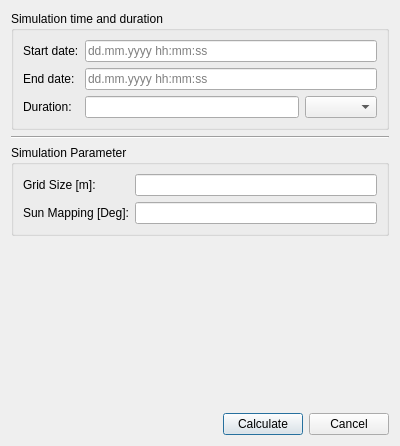
ghorwin/SIM-VICUS, file SIM-VICUS/src/SVShadingCalculationDialog.ui: the form before one commit.
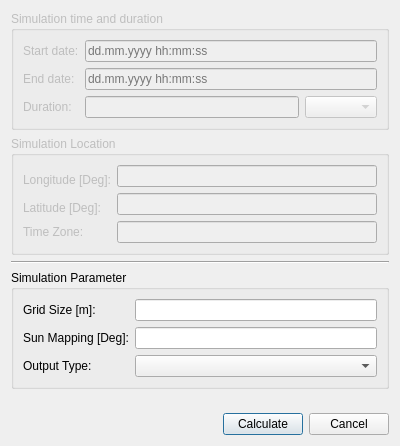
The form after the commit. Custom widgets are drawn as their Qt base class.

Commit message: Edited Shading Dialog

```diff
--- a/SIM-VICUS/src/SVShadingCalculationDialog.ui
+++ b/SIM-VICUS/src/SVShadingCalculationDialog.ui
@@ -11,11 +11,14 @@
    </rect>
   </property>
   <property name="windowTitle">
-   <string>Dialog</string>
+   <string>Sunlight Factor Calculation</string>
   </property>
   <layout class="QVBoxLayout" name="verticalLayout">
    <item>
     <widget class="QGroupBox" name="groupBoxSimulationTimeFrame">
+     <property name="enabled">
+      <bool>false</bool>
+     </property>
      <property name="title">
       <string>Simulation time and duration</string>
      </property>
@@ -84,6 +87,48 @@
      </layout>
     </widget>
    </item>
+   <item>
+    <widget class="QGroupBox" name="groupBox_2">
+     <property name="enabled">
+      <bool>false</bool>
+     </property>
+     <property name="title">
+      <string>Simulation Location</string>
+     </property>
+     <layout class="QGridLayout" name="gridLayout_2">
+      <item row="0" column="0" rowspan="2">
+       <widget class="QLabel" name="label">
+        <property name="text">
+         <string>Longitude [Deg]:</string>
+        </property>
+       </widget>
+      </item>
+      <item row="0" column="1">
+       <widget class="QLineEdit" name="lineEditLongitude"/>
+      </item>
+      <item row="1" column="1" rowspan="2">
+       <widget class="QLineEdit" name="lineEditLatitude"/>
+      </item>
+      <item row="2" column="0">
+       <widget class="QLabel" name="label_2">
+        <property name="text">
+         <string>Latitude [Deg]:</string>
+        </property>
+       </widget>
+      </item>
+      <item row="3" column="0">
+       <widget class="QLabel" name="label_6">
+        <property name="text">
+         <string>Time Zone:</string>
+        </property>
+       </widget>
+      </item>
+      <item row="3" column="1">
+       <widget class="QLineEdit" name="lineEditTimeZone"/>
+      </item>
+     </layout>
+    </widget>
+   </item>
    <item>
     <widget class="Line" name="line">
      <property name="orientation">
@@ -97,6 +142,16 @@
       <string>Simulation Parameter</string>
      </property>
      <layout class="QGridLayout" name="gridLayout">
+      <item row="1" column="1">
+       <widget class="QtExt::ValidatingLineEdit" name="lineEditSunCone"/>
+      </item>
+      <item row="1" column="0">
+       <widget class="QLabel" name="label_4">
+        <property name="text">
+         <string>Sun Mapping [Deg]:</string>
+        </property>
+       </widget>
+      </item>
       <item row="0" column="0">
        <widget class="QLabel" name="label_3">
         <property name="text">
@@ -107,15 +162,15 @@
       <item row="0" column="1">
        <widget class="QtExt::ValidatingLineEdit" name="lineEditGridSize"/>
       </item>
-      <item row="1" column="0">
-       <widget class="QLabel" name="label_4">
+      <item row="2" column="0">
+       <widget class="QLabel" name="label_7">
         <property name="text">
-         <string>Sun Mapping [Deg]:</string>
+         <string>Output Type:</string>
         </property>
        </widget>
       </item>
-      <item row="1" column="1">
-       <widget class="QtExt::ValidatingLineEdit" name="lineEditSunCone"/>
+      <item row="2" column="1">
+       <widget class="QComboBox" name="comboBoxFileType"/>
       </item>
      </layout>
     </widget>
```
The commit also changes 2 other files.
